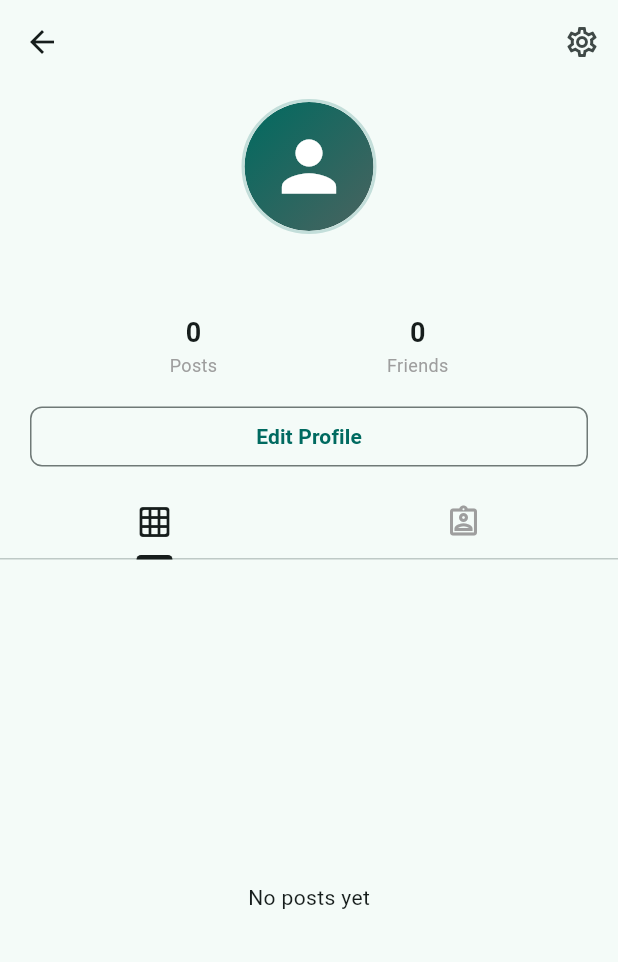
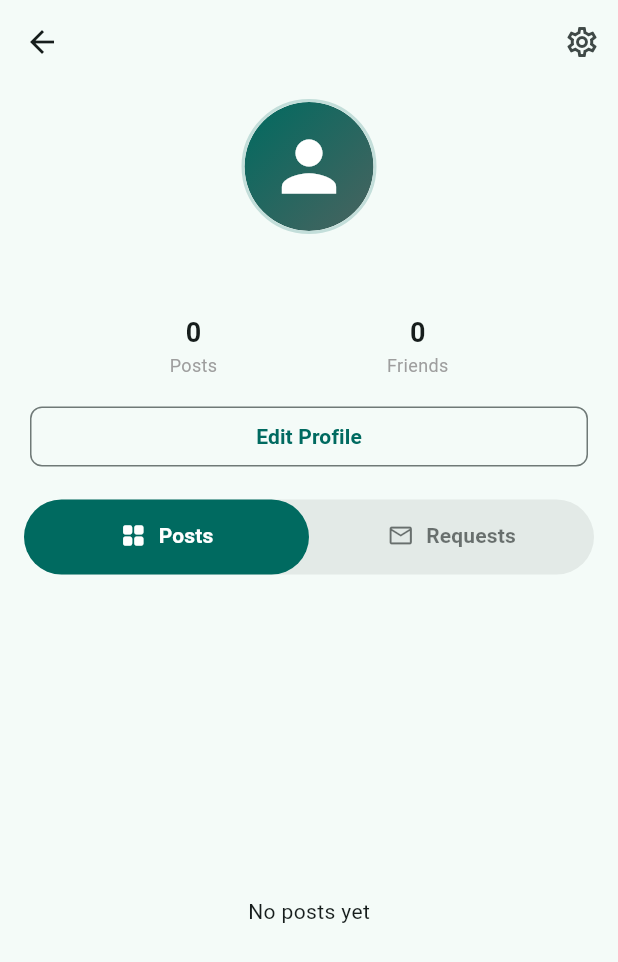
Before and after one commit to Amna-arif786/WanderLens_Pro, a Flutter app: the ProfileScreen screen opened directly, on a phone screen of 412 x 824 dp. Shown: the top 962 px of the screen. Run offline on Flutter 3.47's test engine with Material 3 defaults, Android fonts, the light colour scheme and no system bars; our stand-ins replace cloud_firestore, firebase_auth, firebase_core, google_fonts, google_sign_in, image_picker and 1 more; missing offline and left inert: cloudinary_public, google_mlkit_image_labeling; accounts and stored records are empty.

Commit message:
Updates after Building Apk

```diff
--- a/lib/screens/profile/profile_screen.dart
+++ b/lib/screens/profile/profile_screen.dart
@@ -90,6 +90,32 @@ class _ProfileScreenState extends State<ProfileScreen> with SingleTickerProvider
     );
   }
 
+  void _unfriend() async {
+    if (_user == null || _currentUserId == null) return;
+
+    final colorScheme = Theme.of(context).colorScheme;
+    final confirmed = await showDialog<bool>(
+      context: context,
+      builder: (ctx) => AlertDialog(
+        title: const Text('Unfriend?'),
+        content: Text('Are you sure you want to remove ${_user!.displayName} from your friends?'),
+        actions: [
+          TextButton(onPressed: () => Navigator.pop(ctx, false), child: const Text('Cancel')),
+          TextButton(
+            onPressed: () => Navigator.pop(ctx, true),
+            style: TextButton.styleFrom(foregroundColor: colorScheme.error),
+            child: const Text('Unfriend'),
+          ),
+        ],
+      ),
+    );
+
+    if (confirmed == true) {
+      await FriendService.removeFriend(_currentUserId!, _user!.id);
+      _loadUser();
+    }
+  }
+
   @override
   Widget build(BuildContext context) {
     final colorScheme = Theme.of(context).colorScheme;
@@ -120,7 +146,7 @@ class _ProfileScreenState extends State<ProfileScreen> with SingleTickerProvider
               pinned: true,
               delegate: _SliverAppBarDelegate(
                 child: Container(
-                  color: Theme.of(context).scaffoldBackgroundColor,
+                  color: colorScheme.surface,
                   child: _buildTabBar(),
                 ),
               ),
@@ -140,6 +166,29 @@ class _ProfileScreenState extends State<ProfileScreen> with SingleTickerProvider
 
   Widget _buildProfileHeader() {
     final colorScheme = Theme.of(context).colorScheme;
+
+    return StreamBuilder<QuerySnapshot>(
+      stream: _isCurrentUser || _currentUserId == null
+        ? null
+        : FirebaseFirestore.instance
+            .collection('friend_requests')
+            .where('senderId', whereIn: [_currentUserId, _user!.id])
+            .snapshots(),
+      builder: (context, friendSnapshot) {
+        bool areFriends = false;
+        DocumentSnapshot? myRequest;
+        DocumentSnapshot? theirRequest;
+
+        if (friendSnapshot.hasData) {
+          for (var doc in friendSnapshot.data!.docs) {
+            final data = doc.data() as Map<String, dynamic>;
+            if (data['senderId'] == _currentUserId && data['receiverId'] == _user!.id) myRequest = doc;
+            if (data['senderId'] == _user!.id && data['receiverId'] == _currentUserId) theirRequest = doc;
+          }
+          areFriends = (myRequest != null && myRequest['status'] == 'accepted') ||
+                       (theirRequest != null && theirRequest['status'] == 'accepted');
+        }
+
         return StreamBuilder<List<Post>>(
           stream: PostService.getPostsStreamByUserId(_user!.id, viewerId: _currentUserId),
           builder: (context, postsSnapshot) {
@@ -149,7 +198,37 @@ class _ProfileScreenState extends State<ProfileScreen> with SingleTickerProvider
                 const SizedBox(height: 10),
                 UserAvatar(imageUrl: _user?.profileImageUrl, size: 90),
                 const SizedBox(height: 12),
+                Row(
+                  mainAxisAlignment: MainAxisAlignment.center,
+                  children: [
                     Text(_user?.displayName ?? '', style: const TextStyle(fontSize: 18, fontWeight: FontWeight.bold)),
+                    if (areFriends) ...[
+                      const SizedBox(width: 6),
+                      Container(
+                        padding: const EdgeInsets.symmetric(horizontal: 8, vertical: 2),
+                        decoration: BoxDecoration(
+                          color: colorScheme.primaryContainer,
+                          borderRadius: BorderRadius.circular(12),
+                        ),
+                        child: Row(
+                          mainAxisSize: MainAxisSize.min,
+                          children: [
+                            Icon(Icons.check_circle, size: 14, color: colorScheme.onPrimaryContainer),
+                            const SizedBox(width: 4),
+                            Text(
+                              'Friend',
+                              style: TextStyle(
+                                fontSize: 10,
+                                fontWeight: FontWeight.bold,
+                                color: colorScheme.onPrimaryContainer
+                              ),
+                            ),
+                          ],
+                        ),
+                      ),
+                    ]
+                  ],
+                ),
                 if (_user?.bio?.isNotEmpty == true)
                   Padding(
                     padding: const EdgeInsets.symmetric(horizontal: 40, vertical: 8),
@@ -166,11 +245,15 @@ class _ProfileScreenState extends State<ProfileScreen> with SingleTickerProvider
                   ],
                 ),
                 const SizedBox(height: 15),
-            _isCurrentUser ? _buildEditProfileButton(colorScheme) : _buildFriendshipButton(),
+                _isCurrentUser
+                  ? _buildEditProfileButton(colorScheme)
+                  : _buildFriendshipButton(myRequest, theirRequest, areFriends),
                 const SizedBox(height: 10),
               ],
             );
           },
+        );
+      }
     );
   }
 
@@ -191,36 +274,20 @@ class _ProfileScreenState extends State<ProfileScreen> with SingleTickerProvider
     );
   }
 
-  // --- Complete Friendship Logic Button ---
-  Widget _buildFriendshipButton() {
+  Widget _buildFriendshipButton(DocumentSnapshot? myRequest, DocumentSnapshot? theirRequest, bool areFriends) {
     if (_currentUserId == null) return const SizedBox.shrink();
-
-    return StreamBuilder<QuerySnapshot>(
-      stream: FirebaseFirestore.instance
-          .collection('friend_requests')
-          .where('senderId', whereIn: [_currentUserId, _user!.id])
-          .snapshots(),
-      builder: (context, snapshot) {
-        if (!snapshot.hasData) return const CircularProgressIndicator();
-
-        final docs = snapshot.data!.docs;
-        DocumentSnapshot? myRequest;
-        DocumentSnapshot? theirRequest;
-
-        for (var doc in docs) {
-          final data = doc.data() as Map<String, dynamic>;
-          if (data['senderId'] == _currentUserId && data['receiverId'] == _user!.id) myRequest = doc;
-          if (data['senderId'] == _user!.id && data['receiverId'] == _currentUserId) theirRequest = doc;
-        }
 
     Widget button;
     // Case 1: Already Friends
-        if (myRequest != null && myRequest['status'] == 'accepted' || theirRequest != null && theirRequest['status'] == 'accepted') {
-          button = ElevatedButton.icon(
-            onPressed: null, // Yahan unfriend ka logic dalwa saktay hain baad mein
-            icon: const Icon(Icons.check, size: 18),
+    if (areFriends) {
+      button = OutlinedButton.icon(
+        onPressed: _unfriend,
+        icon: const Icon(Icons.people, size: 18),
         label: const Text("Friends"),
-            style: ElevatedButton.styleFrom(backgroundColor: Colors.grey[200], foregroundColor: Colors.black),
+        style: OutlinedButton.styleFrom(
+          foregroundColor: Theme.of(context).colorScheme.onSurface,
+          side: BorderSide(color: Theme.of(context).colorScheme.outline),
+        ),
       );
     }
     // Case 2: I sent a request (Pending)
@@ -254,20 +321,54 @@ class _ProfileScreenState extends State<ProfileScreen> with SingleTickerProvider
       padding: const EdgeInsets.symmetric(horizontal: 20),
       child: SizedBox(width: double.infinity, child: button),
     );
-      },
-    );
   }
 
   Widget _buildTabBar() {
-    return TabBar(
+    final colorScheme = Theme.of(context).colorScheme;
+    return Container(
+      padding: const EdgeInsets.symmetric(horizontal: 16, vertical: 8),
+      child: Container(
+        height: 50,
+        decoration: BoxDecoration(
+          color: colorScheme.onSurface.withOpacity(0.08),
+          borderRadius: BorderRadius.circular(25),
+        ),
+        child: TabBar(
           controller: _tabController,
-      indicatorColor: Theme.of(context).colorScheme.onSurface,
-      labelColor: Theme.of(context).colorScheme.onSurface,
-      unselectedLabelColor: Colors.grey,
-      tabs: const [
-        Tab(icon: Icon(Icons.grid_on_rounded)),
-        Tab(icon: Icon(Icons.assignment_ind_outlined)),
+          indicator: BoxDecoration(
+            borderRadius: BorderRadius.circular(25),
+            color: colorScheme.primary,
+          ),
+          indicatorSize: TabBarIndicatorSize.tab,
+          labelColor: Colors.white,
+          unselectedLabelColor: colorScheme.onSurface.withOpacity(0.6),
+          dividerColor: Colors.transparent,
+          labelStyle: const TextStyle(fontWeight: FontWeight.bold, fontSize: 14),
+          unselectedLabelStyle: const TextStyle(fontWeight: FontWeight.bold, fontSize: 14),
+          tabs: [
+            Tab(
+              child: Row(
+                mainAxisAlignment: MainAxisAlignment.center,
+                children: const [
+                  Icon(Icons.grid_view_rounded, size: 18),
+                  SizedBox(width: 8),
+                  Text('Posts'),
                 ],
+              ),
+            ),
+            Tab(
+              child: Row(
+                mainAxisAlignment: MainAxisAlignment.center,
+                children: [
+                  Icon(_isCurrentUser ? Icons.mail_outline : Icons.people_outline, size: 18),
+                  const SizedBox(width: 8),
+                  Text(_isCurrentUser ? 'Requests' : 'Friends'),
+                ],
+              ),
+            ),
+          ],
+        ),
+      ),
     );
   }
 
@@ -302,12 +403,20 @@ class _ProfileScreenState extends State<ProfileScreen> with SingleTickerProvider
         final docs = snapshot.data?.docs ?? [];
         if (docs.isEmpty) return const Center(child: Text("No pending requests"));
 
+        final seenSenders = <String>{};
+        final uniqueDocs = docs.where((doc) {
+          final senderId = (doc.data() as Map<String, dynamic>)['senderId'];
+          if (seenSenders.contains(senderId)) return false;
+          seenSenders.add(senderId);
+          return true;
+        }).toList();
+
         return ListView.builder(
           padding: const EdgeInsets.all(10),
-          itemCount: docs.length,
+          itemCount: uniqueDocs.length,
           itemBuilder: (context, index) {
-            final data = docs[index].data() as Map<String, dynamic>;
-            final requestId = docs[index].id;
+            final data = uniqueDocs[index].data() as Map<String, dynamic>;
+            final requestId = uniqueDocs[index].id;
             return FutureBuilder<User?>(
               future: UserService.getUserById(data['senderId']),
               builder: (context, userSnap) {
@@ -353,11 +462,11 @@ class _SliverAppBarDelegate extends SliverPersistentHeaderDelegate {
   final Widget child;
   _SliverAppBarDelegate({required this.child});
   @override
-  double get minExtent => 48.0;
+  double get minExtent => 66.0;
   @override
-  double get maxExtent => 48.0;
+  double get maxExtent => 66.0;
   @override
   Widget build(BuildContext context, double shrinkOffset, bool overlapsContent) => child;
   @override
-  bool shouldRebuild(_SliverAppBarDelegate oldDelegate) => false;
+  bool shouldRebuild(_SliverAppBarDelegate oldDelegate) => true;
 }
--- a/lib/services/image_verification_config.dart
+++ b/lib/services/image_verification_config.dart
@@ -11,7 +11,7 @@ class ImageVerificationConfig {
 
   static const List<String> rejectedKeywords = [
     'logo', 'graphic design', 'font', 'brand', 'text', 'screenshot', 'advertising',
-    'illustration', 'clipart', 'poster', 'document'
+    'illustration', 'clipart', 'poster', 'document','clear human faces'
   ];
 
   // Lowered confidence for better UX on device
```
Also changed, not shown: lib/screens/explore/explore_screen.dart (+4 -4 lines), lib/screens/follow/friends_list_screen.dart (+7 -4 lines), lib/screens/wishlist/wishlist_screen.dart (+16 -10 lines), lib/services/friend_service.dart (+74 -7 lines), pubspec.yaml (+10 -0 lines), assets/icons/Wanderlense logo.png (added), assets/icons/Wanderlense.png (deleted), assets/icons/dreamflow_icon.jpg (deleted), pubspec.lock, 37 other files. Lines whose indentation alone changed are shown as unchanged.
